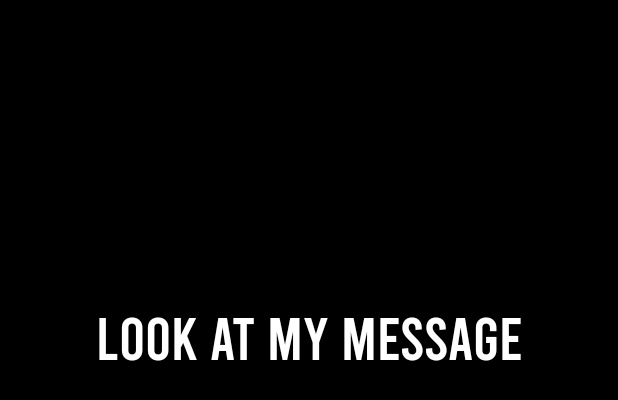
After one commit to fx0Ig/see-my-message, an Android app: the layout fragment_splash.xml on its own in the app's theme, with its tools: preview values and no code run, on a phone screen of 412 x 824 dp. The commit adds this screen. Shown: the top 400 px of the screen. Run offline under Robolectric (Android 15) with nearby library versions, the phone set to English and light mode, and no system bars.

Commit message:
Splash Fragment added and theme changes

```diff
--- a/app/src/main/AndroidManifest.xml
+++ b/app/src/main/AndroidManifest.xml
@@ -7,7 +7,7 @@
         android:dataExtractionRules="@xml/data_extraction_rules"
         android:fullBackupContent="@xml/backup_rules"
         android:icon="@mipmap/ic_launcher"
-        android:label="@string/app_name"
+        android:label="@string/true_app_name"
         android:roundIcon="@mipmap/ic_launcher_round"
         android:supportsRtl="true"
         android:theme="@style/Theme.SeeMyMessage"
--- a/app/src/main/java/com/example/seemymessage/MainActivity.kt
+++ b/app/src/main/java/com/example/seemymessage/MainActivity.kt
@@ -8,5 +8,6 @@ class MainActivity : AppCompatActivity() {
     override fun onCreate(savedInstanceState: Bundle?) {
         super.onCreate(savedInstanceState)
         setContentView(R.layout.activity_main)
+        supportActionBar?.hide()
     }
 }
--- /dev/null
+++ b/app/src/main/res/drawable/progress_style.xml
@@ -0,0 +1,26 @@
+<?xml version="1.0" encoding="utf-8"?>
+<layer-list xmlns:android="http://schemas.android.com/apk/res/android">
+
+    <item android:id="@+id/background">
+
+        <shape android:shape="rectangle">
+            <corners android:radius="15dp" />
+            <stroke
+                android:width="5dp"
+                android:color="@color/black" />
+        </shape>
+    </item>
+
+    <item android:id="@+id/loading_bar">
+        <clip>
+            <shape android:shape="rectangle">
+                <corners android:radius="15dp" />
+                <gradient
+                    android:angle="180"
+                    android:startColor="#FFFFFF"
+                    android:type="linear" />
+            </shape>
+        </clip>
+    </item>
+
+</layer-list>
--- /dev/null
+++ b/app/src/main/res/layout/fragment_splash.xml
@@ -0,0 +1,39 @@
+<?xml version="1.0" encoding="utf-8"?>
+<androidx.constraintlayout.widget.ConstraintLayout xmlns:android="http://schemas.android.com/apk/res/android"
+    xmlns:app="http://schemas.android.com/apk/res-auto"
+    xmlns:tools="http://schemas.android.com/tools"
+    android:layout_width="match_parent"
+    android:layout_height="match_parent"
+    tools:context=".fragments.FragmentSplash">
+
+    <ImageView
+        android:layout_width="match_parent"
+        android:layout_height="match_parent"
+        android:src="@color/black" />
+
+    <TextView
+        android:id="@+id/app_name"
+        android:layout_width="wrap_content"
+        android:layout_height="wrap_content"
+        android:layout_marginTop="200dp"
+        android:fontFamily="@font/app_font"
+        android:text="@string/app_name"
+        android:textColor="@color/white"
+        android:textSize="40sp"
+        app:layout_constraintEnd_toEndOf="parent"
+        app:layout_constraintStart_toStartOf="parent"
+        app:layout_constraintTop_toTopOf="parent" />
+
+    <ProgressBar
+        android:id="@+id/progress_bar"
+        style="@style/Widget.AppCompat.ProgressBar.Horizontal"
+        android:layout_width="270dp"
+        android:layout_height="wrap_content"
+        android:layout_marginBottom="50dp"
+        android:progressDrawable="@drawable/progress_style"
+        app:layout_constraintBottom_toBottomOf="parent"
+        app:layout_constraintEnd_toEndOf="parent"
+        app:layout_constraintStart_toStartOf="parent" />
+
+
+</androidx.constraintlayout.widget.ConstraintLayout>
--- a/app/src/main/res/values-night/themes.xml
+++ b/app/src/main/res/values-night/themes.xml
@@ -1,6 +1,7 @@
 <resources xmlns:tools="http://schemas.android.com/tools">
     <!-- Base application theme. -->
     <style name="Base.Theme.SeeMyMessage" parent="Theme.Material3.DayNight.NoActionBar">
+        <item name="android:statusBarColor"> @color/black</item>
         <!-- Customize your dark theme here. -->
         <!-- <item name="colorPrimary">@color/my_dark_primary</item> -->
     </style>
--- a/app/src/main/res/values/strings.xml
+++ b/app/src/main/res/values/strings.xml
@@ -1,3 +1,7 @@
 <resources>
-    <string name="app_name">SeeMyMessage</string>
+    <string name="app_name">Look at my Message</string>
+    <string name="true_app_name">LAMM</string>
+    <string name="start">Start</string>
+    <!-- TODO: Remove or change this placeholder text -->
+    <string name="hello_blank_fragment">Hello blank fragment</string>
 </resources>
--- a/app/src/main/res/values/themes.xml
+++ b/app/src/main/res/values/themes.xml
@@ -1,6 +1,8 @@
 <resources xmlns:tools="http://schemas.android.com/tools">
     <!-- Base application theme. -->
     <style name="Base.Theme.SeeMyMessage" parent="Theme.Material3.DayNight.NoActionBar">
+        <item name="android:statusBarColor">@color/black</item>
+        <item name="android:navigationBarColor">@color/black</item>
         <!-- Customize your light theme here. -->
         <!-- <item name="colorPrimary">@color/my_light_primary</item> -->
     </style>
```
Also changed, not shown: app/build.gradle (+8 -1 lines), app/src/main/java/com/example/seemymessage/fragments/FragmentMenu.kt (added, +19 -0 lines), app/src/main/java/com/example/seemymessage/fragments/FragmentSplash.kt (added, +41 -0 lines), app/src/main/res/layout/activity_main.xml (+7 -8 lines), app/src/main/res/layout/fragment_menu.xml (added, +25 -0 lines), app/src/main/res/navigation/navigation.xml (added, +22 -0 lines), app/src/main/res/font/app_font.ttf (added).
